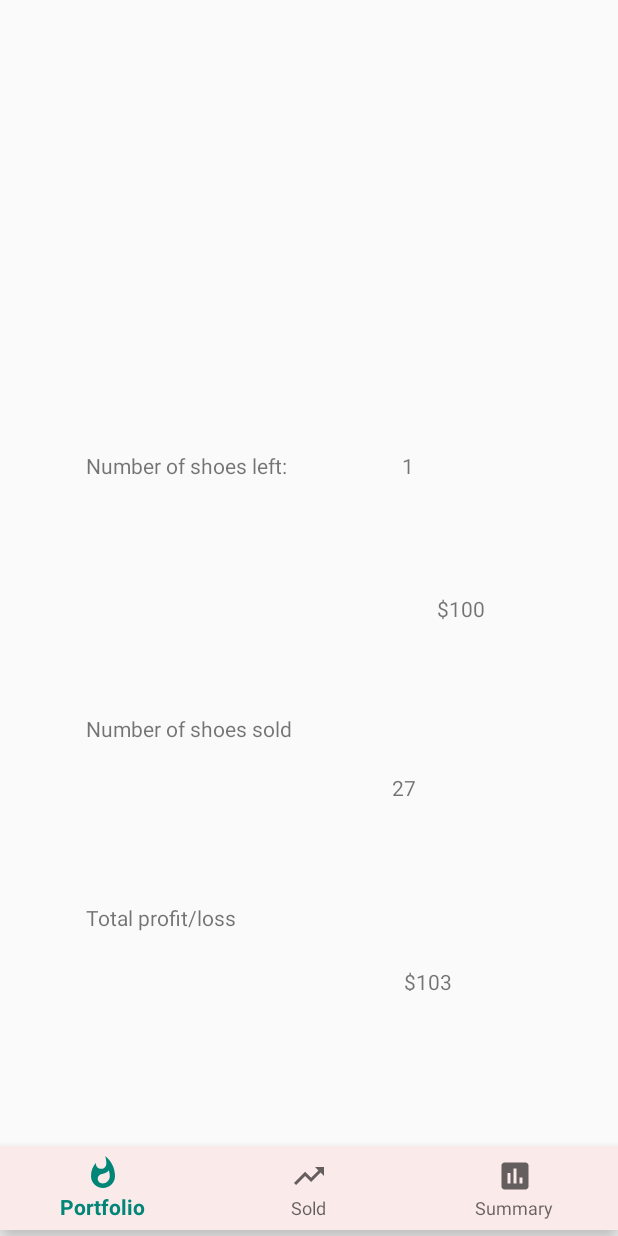
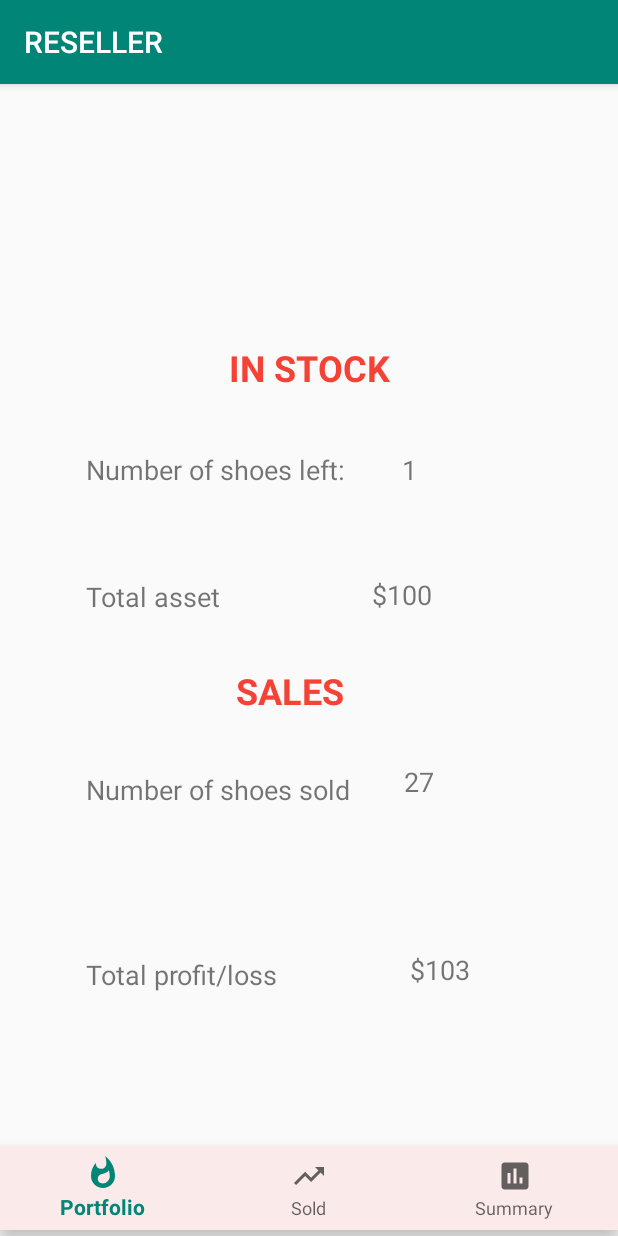
Before and after one commit to arunBhandari1/Reseller, an Android app: the fragment fragment_summary placed in its activity, on a phone screen of 412 x 824 dp. Run offline under Robolectric (Android 15) with nearby library versions, the phone set to English and light mode, and no system bars; our stand-ins replace Room's generated code.

Commit message:
after some changes

```diff
--- a/app/src/main/AndroidManifest.xml
+++ b/app/src/main/AndroidManifest.xml
@@ -21,8 +21,8 @@
         </activity>
         <activity
             android:name=".Testing"
-            android:label="@string/title_activity_testing"
-            android:theme="@style/AppTheme.NoActionBar" />
+            android:label="RESELLER"
+            />
         <activity android:name=".redundant.summary" />
         <activity android:name=".redundant.sold_sneakers" />
         <activity
--- a/app/src/main/java/com/example/reseller/splach_screen.java
+++ b/app/src/main/java/com/example/reseller/splach_screen.java
@@ -38,7 +38,7 @@ public class splach_screen extends AppCompatActivity
             @Override
             public void run()
             {
-                Intent intent = new Intent(splach_screen.this,MainActivity.class);
+                Intent intent = new Intent(splach_screen.this,Testing.class);
                 startActivity(intent);
                 finish();
             }
--- a/app/src/main/res/layout/fragment_summary.xml
+++ b/app/src/main/res/layout/fragment_summary.xml
@@ -16,19 +16,21 @@
         android:layout_marginTop="140dp"
 
         android:text="Number of shoes left:"
+        android:textSize="18sp"
         app:layout_constraintStart_toStartOf="parent"
         app:layout_constraintTop_toTopOf="parent" />
 
     <TextView
         android:id="@+id/textView4"
-        android:layout_width="118dp"
-        android:layout_height="22dp"
+        android:layout_width="137dp"
+        android:layout_height="26dp"
 
         android:layout_marginStart="52dp"
 
         android:layout_marginLeft="52dp"
-        android:layout_marginTop="108dp"
+        android:layout_marginTop="92dp"
         android:text="Total profit/loss"
+        android:textSize="18sp"
         app:layout_constraintStart_toStartOf="parent"
         app:layout_constraintTop_toBottomOf="@+id/textView8" />
 
@@ -40,6 +42,7 @@
 
 
         android:ems="10"
+        android:textSize="18sp"
         app:layout_constraintEnd_toEndOf="parent"
         app:layout_constraintHorizontal_bias="0.764"
         app:layout_constraintStart_toStartOf="parent"
@@ -48,12 +51,13 @@
     <TextView
         android:id="@+id/editText_totalprofit"
         android:layout_width="73dp"
-        android:layout_height="16dp"
+        android:layout_height="28dp"
 
-        android:layout_marginStart="264dp"
-        android:layout_marginLeft="264dp"
-        android:layout_marginTop="112dp"
+        android:layout_marginStart="268dp"
+        android:layout_marginLeft="268dp"
+        android:layout_marginTop="88dp"
         android:ems="10"
+        android:textSize="18sp"
         app:layout_constraintStart_toStartOf="parent"
         app:layout_constraintTop_toBottomOf="@+id/editsold_quantity" />
 
@@ -61,58 +65,87 @@
         android:id="@+id/textView6"
         android:layout_width="wrap_content"
         android:layout_height="wrap_content"
-        android:layout_marginStart="44dp"
 
-        android:layout_marginLeft="44dp"
-        android:layout_marginTop="72dp"
-        android:layout_marginBottom="477dp"
+        android:layout_marginStart="52dp"
+        android:layout_marginLeft="52dp"
+        android:layout_marginTop="60dp"
         android:text="Total asset"
-        app:layout_constraintBottom_toBottomOf="parent"
-        app:layout_constraintEnd_toEndOf="parent"
-        app:layout_constraintHorizontal_bias="0.027"
+        android:textSize="18sp"
         app:layout_constraintStart_toStartOf="parent"
-        app:layout_constraintTop_toBottomOf="@+id/textView3"
-        app:layout_constraintVertical_bias="0.008" />
+        app:layout_constraintTop_toBottomOf="@+id/textView3" />
 
     <TextView
         android:id="@+id/editText_totalAsset"
         android:layout_width="wrap_content"
         android:layout_height="wrap_content"
-        android:layout_marginTop="76dp"
 
-        android:layout_marginEnd="84dp"
-
-        android:layout_marginRight="84dp"
+        android:layout_marginTop="64dp"
+        android:layout_marginEnd="76dp"
+        android:layout_marginRight="76dp"
         android:text="TextView"
-        app:layout_constraintBottom_toBottomOf="parent"
+        android:textSize="18sp"
         app:layout_constraintEnd_toEndOf="parent"
-        app:layout_constraintHorizontal_bias="1.0"
-        app:layout_constraintStart_toStartOf="parent"
-        app:layout_constraintTop_toBottomOf="@+id/editText_quantity"
-        app:layout_constraintVertical_bias="0.0" />
+        app:layout_constraintHorizontal_bias="0.7"
+        app:layout_constraintStart_toEndOf="@+id/textView6"
+        app:layout_constraintTop_toBottomOf="@+id/editText_quantity" />
 
     <TextView
         android:id="@+id/textView8"
-        android:layout_width="145dp"
-        android:layout_height="18dp"
-
+        android:layout_width="182dp"
+        android:layout_height="31dp"
         android:layout_marginStart="52dp"
         android:layout_marginLeft="52dp"
         android:layout_marginTop="104dp"
         android:text="Number of shoes sold"
+        android:textSize="18sp"
         app:layout_constraintStart_toStartOf="parent"
         app:layout_constraintTop_toBottomOf="@+id/textView6" />
 
     <TextView
         android:id="@+id/editsold_quantity"
-        android:layout_width="66dp"
-        android:layout_height="17dp"
+        android:layout_width="78dp"
+        android:layout_height="37dp"
 
         android:layout_marginTop="100dp"
-        android:layout_marginEnd="80dp"
-        android:layout_marginRight="80dp"
+        android:layout_marginEnd="60dp"
+        android:layout_marginRight="60dp"
         android:text="TextView"
+        android:textSize="18sp"
         app:layout_constraintEnd_toEndOf="parent"
         app:layout_constraintTop_toBottomOf="@+id/editText_totalAsset" />
 
+    <TextView
+        android:id="@+id/textView7"
+        android:layout_width="109dp"
+        android:layout_height="28dp"
+        android:layout_marginStart="60dp"
+        android:layout_marginLeft="60dp"
+        android:layout_marginTop="32dp"
+        android:text="IN STOCK"
+
+        android:textAllCaps="true"
+        android:textColor="#F44336"
+        android:textSize="24sp"
+        android:textStyle="bold"
+        app:layout_constraintBottom_toTopOf="@+id/textView3"
+        app:layout_constraintEnd_toEndOf="parent"
+        app:layout_constraintHorizontal_bias="0.376"
+        app:layout_constraintStart_toStartOf="parent"
+        app:layout_constraintTop_toTopOf="parent"
+        app:layout_constraintVertical_bias="0.45" />
+
+    <TextView
+        android:id="@+id/textView9"
+        android:layout_width="98dp"
+        android:layout_height="36dp"
+        android:text="SALES"
+        android:textAllCaps="true"
+        android:textColor="#F44336"
+        android:textSize="24sp"
+        android:textStyle="bold"
+        app:layout_constraintBottom_toTopOf="@+id/textView8"
+        app:layout_constraintEnd_toEndOf="parent"
+        app:layout_constraintStart_toStartOf="parent"
+        app:layout_constraintTop_toBottomOf="@+id/textView6" />
+
 </androidx.constraintlayout.widget.ConstraintLayout>
```
Also changed, not shown: app/src/main/res/layout/activity_in_stock.xml (+32 -20 lines), app/src/main/res/layout/activity_splach_screen.xml (+8 -7 lines), app/src/main/res/layout/fragment_fragement_in_stock.xml (+31 -13 lines), app/src/main/res/drawable-v24/ic_s.jpg (added), app/src/main/res/drawable/ic_s.jpg (renamed from app/src/main/res/drawable/ic_sneaker.jpg).
